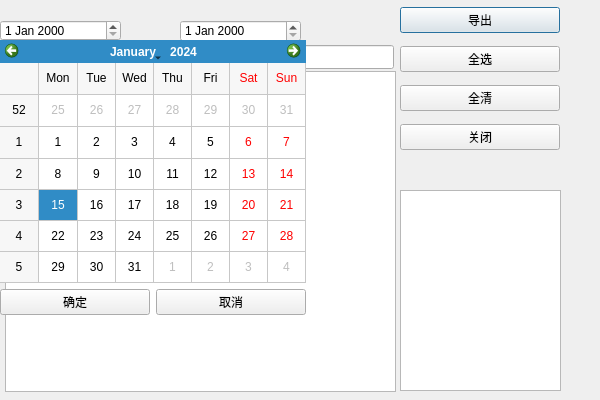
Above: HnExport.ui from HONODA/ExcelExport before the change. Below: the same form after it.
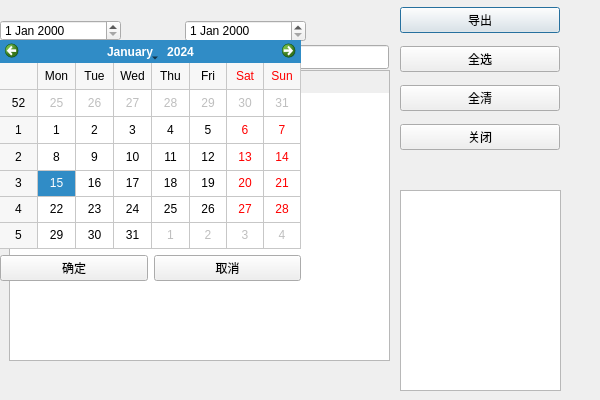
That is the form after the change.

```diff
--- a/HnExport.ui
+++ b/HnExport.ui
@@ -65,40 +65,6 @@
     </item>
    </layout>
   </widget>
-  <widget class="QListWidget" name="Suplierlist">
-   <property name="geometry">
-    <rect>
-     <x>5</x>
-     <y>71</y>
-     <width>391</width>
-     <height>321</height>
-    </rect>
-   </property>
-   <property name="cursor" stdset="0">
-    <cursorShape>PointingHandCursor</cursorShape>
-   </property>
-   <property name="alternatingRowColors">
-    <bool>false</bool>
-   </property>
-   <property name="selectionMode">
-    <enum>QAbstractItemView::MultiSelection</enum>
-   </property>
-   <property name="flow">
-    <enum>QListView::TopToBottom</enum>
-   </property>
-   <property name="layoutMode">
-    <enum>QListView::SinglePass</enum>
-   </property>
-   <property name="viewMode">
-    <enum>QListView::ListMode</enum>
-   </property>
-   <property name="modelColumn">
-    <number>0</number>
-   </property>
-   <property name="sortingEnabled">
-    <bool>true</bool>
-   </property>
-  </widget>
   <widget class="QDateEdit" name="before_date">
    <property name="geometry">
     <rect>
@@ -118,7 +84,7 @@
   <widget class="QDateEdit" name="after_date">
    <property name="geometry">
     <rect>
-     <x>180</x>
+     <x>185</x>
      <y>20</y>
      <width>121</width>
      <height>22</height>
@@ -143,8 +109,8 @@
     <rect>
      <x>0</x>
      <y>40</y>
-     <width>306</width>
-     <height>275</height>
+     <width>301</width>
+     <height>241</height>
     </rect>
    </property>
    <layout class="QVBoxLayout" name="verticalLayout_2">
@@ -195,9 +161,9 @@
   <widget class="QLineEdit" name="search_suplier">
    <property name="geometry">
     <rect>
-     <x>223</x>
+     <x>228</x>
      <y>45</y>
-     <width>171</width>
+     <width>161</width>
      <height>24</height>
     </rect>
    </property>
@@ -205,7 +171,7 @@
   <widget class="QLabel" name="label">
    <property name="geometry">
     <rect>
-     <x>140</x>
+     <x>145</x>
      <y>47</y>
      <width>91</width>
      <height>20</height>
@@ -215,6 +181,36 @@
     <string>供应商搜索：</string>
    </property>
   </widget>
+  <widget class="QTableWidget" name="Supliertable">
+   <property name="geometry">
+    <rect>
+     <x>9</x>
+     <y>70</y>
+     <width>381</width>
+     <height>291</height>
+    </rect>
+   </property>
+   <property name="editTriggers">
+    <set>QAbstractItemView::NoEditTriggers</set>
+   </property>
+   <property name="selectionMode">
+    <enum>QAbstractItemView::MultiSelection</enum>
+   </property>
+   <property name="selectionBehavior">
+    <enum>QAbstractItemView::SelectRows</enum>
+   </property>
+   <column>
+    <property name="text">
+     <string>编码</string>
+    </property>
+   </column>
+   <column>
+    <property name="text">
+     <string>名称</string>
+    </property>
+   </column>
+  </widget>
+  <zorder>Supliertable</zorder>
   <zorder>label</zorder>
   <zorder>search_suplier</zorder>
   <zorder>verticalLayoutWidget</zorder>
```
Left out of the diff: 1 changed line with no effect on the pictures.
